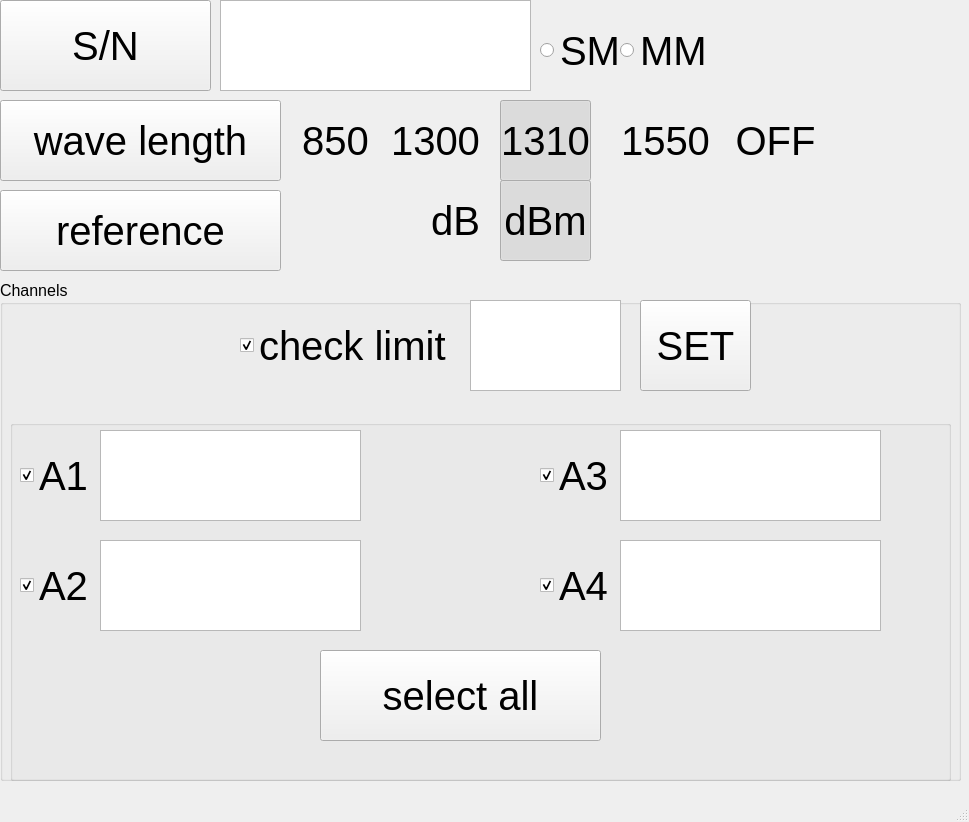
First picture: the form in QTtestapp1/Optocon_Base_View.ui, repository vaclavpfeifer/OptoconApplications, before the edit.
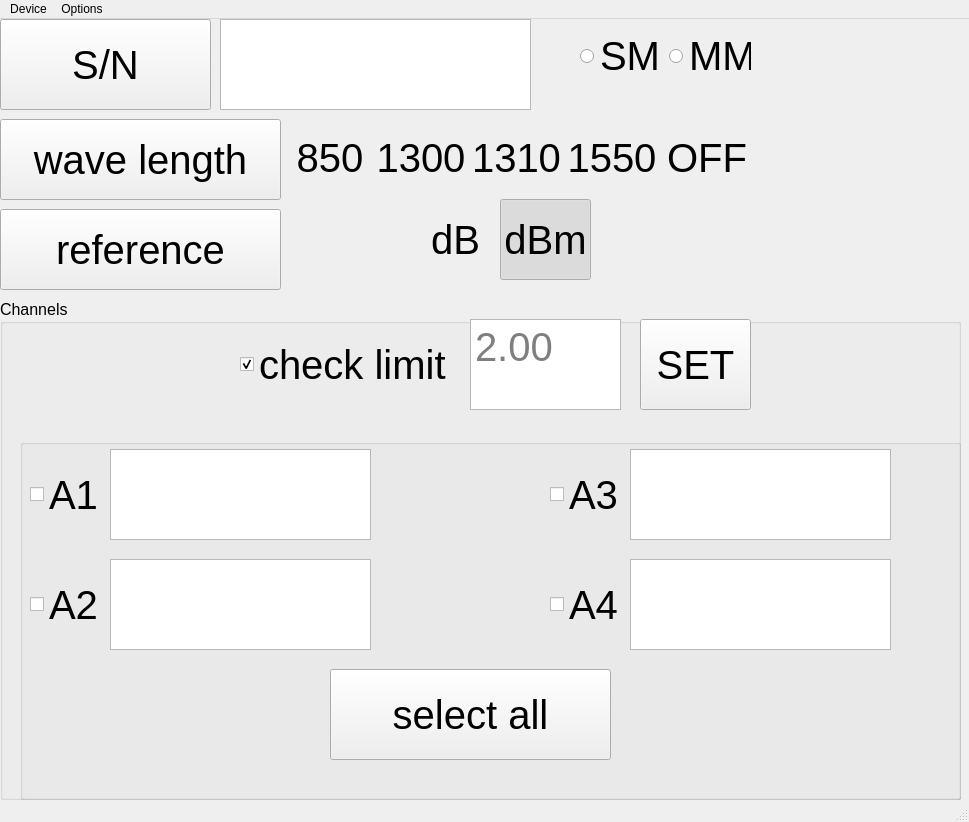
Second picture: the form after the edit.

Patch:
```diff
--- a/QTtestapp1/Optocon_Base_View.ui
+++ b/QTtestapp1/Optocon_Base_View.ui
@@ -16,6 +16,18 @@
     <verstretch>0</verstretch>
    </sizepolicy>
   </property>
+  <property name="minimumSize">
+   <size>
+    <width>969</width>
+    <height>822</height>
+   </size>
+  </property>
+  <property name="maximumSize">
+   <size>
+    <width>969</width>
+    <height>822</height>
+   </size>
+  </property>
   <property name="mouseTracking">
    <bool>false</bool>
   </property>
@@ -44,43 +56,7 @@
      <string>S/N</string>
     </property>
    </widget>
-   <widget class="QRadioButton" name="radioButton">
-    <property name="geometry">
-     <rect>
-      <x>540</x>
-      <y>10</y>
-      <width>81</width>
-      <height>81</height>
-     </rect>
-    </property>
-    <property name="font">
-     <font>
-      <pointsize>30</pointsize>
-     </font>
-    </property>
-    <property name="text">
-     <string>SM</string>
-    </property>
-   </widget>
-   <widget class="QRadioButton" name="radioButton_2">
-    <property name="geometry">
-     <rect>
-      <x>620</x>
-      <y>10</y>
-      <width>91</width>
-      <height>81</height>
-     </rect>
-    </property>
-    <property name="font">
-     <font>
-      <pointsize>30</pointsize>
-     </font>
-    </property>
-    <property name="text">
-     <string>MM</string>
-    </property>
-   </widget>
-   <widget class="QTextEdit" name="textEdit">
+   <widget class="QPlainTextEdit" name="plainTextEdit">
     <property name="geometry">
      <rect>
       <x>220</x>
@@ -108,30 +84,6 @@
      <string>wave length</string>
     </property>
    </widget>
-   <widget class="QPushButton" name="pushButton_3">
-    <property name="geometry">
-     <rect>
-      <x>290</x>
-      <y>100</y>
-      <width>91</width>
-      <height>81</height>
-     </rect>
-    </property>
-    <property name="font">
-     <font>
-      <pointsize>30</pointsize>
-     </font>
-    </property>
-    <property name="text">
-     <string>850</string>
-    </property>
-    <property name="checkable">
-     <bool>true</bool>
-    </property>
-    <property name="flat">
-     <bool>true</bool>
-    </property>
-   </widget>
    <widget class="QGroupBox" name="groupBox">
     <property name="geometry">
      <rect>
@@ -141,12 +93,6 @@
       <height>501</height>
      </rect>
     </property>
-    <property name="sizePolicy">
-     <sizepolicy hsizetype="Fixed" vsizetype="Fixed">
-      <horstretch>0</horstretch>
-      <verstretch>0</verstretch>
-     </sizepolicy>
-    </property>
     <property name="font">
      <font>
       <pointsize>12</pointsize>
@@ -164,6 +110,17 @@
        <height>91</height>
       </rect>
      </property>
+     <property name="font">
+      <font>
+       <pointsize>30</pointsize>
+      </font>
+     </property>
+     <property name="readOnly">
+      <bool>true</bool>
+     </property>
+     <property name="placeholderText">
+      <string>2.00</string>
+     </property>
     </widget>
     <widget class="QCheckBox" name="checkBox">
      <property name="geometry">
@@ -210,7 +167,7 @@
     <widget class="QGroupBox" name="groupBox_2">
      <property name="geometry">
       <rect>
-       <x>10</x>
+       <x>20</x>
        <y>140</y>
        <width>941</width>
        <height>361</height>
@@ -237,7 +194,7 @@
        <string>A1</string>
       </property>
       <property name="checked">
-       <bool>true</bool>
+       <bool>false</bool>
       </property>
       <property name="tristate">
        <bool>false</bool>
@@ -252,6 +209,9 @@
         <height>91</height>
        </rect>
       </property>
+      <property name="readOnly">
+       <bool>true</bool>
+      </property>
      </widget>
      <widget class="QTextEdit" name="textEdit_4">
       <property name="geometry">
@@ -262,6 +222,9 @@
         <height>91</height>
        </rect>
       </property>
+      <property name="readOnly">
+       <bool>true</bool>
+      </property>
      </widget>
      <widget class="QCheckBox" name="checkBox_3">
       <property name="geometry">
@@ -281,7 +244,7 @@
        <string>A2</string>
       </property>
       <property name="checked">
-       <bool>true</bool>
+       <bool>false</bool>
       </property>
       <property name="tristate">
        <bool>false</bool>
@@ -296,6 +259,9 @@
         <height>91</height>
        </rect>
       </property>
+      <property name="readOnly">
+       <bool>true</bool>
+      </property>
      </widget>
      <widget class="QCheckBox" name="checkBox_4">
       <property name="geometry">
@@ -315,7 +281,7 @@
        <string>A3</string>
       </property>
       <property name="checked">
-       <bool>true</bool>
+       <bool>false</bool>
       </property>
       <property name="tristate">
        <bool>false</bool>
@@ -330,6 +296,9 @@
         <height>91</height>
        </rect>
       </property>
+      <property name="readOnly">
+       <bool>true</bool>
+      </property>
      </widget>
      <widget class="QCheckBox" name="checkBox_5">
       <property name="geometry">
@@ -349,7 +318,7 @@
        <string>A4</string>
       </property>
       <property name="checked">
-       <bool>true</bool>
+       <bool>false</bool>
       </property>
       <property name="tristate">
        <bool>false</bool>
@@ -372,6 +341,12 @@
       <property name="text">
        <string>select all</string>
       </property>
+      <property name="checkable">
+       <bool>true</bool>
+      </property>
+      <property name="checked">
+       <bool>false</bool>
+      </property>
      </widget>
     </widget>
    </widget>
@@ -393,106 +368,7 @@
      <string>reference</string>
     </property>
    </widget>
-   <widget class="QPushButton" name="pushButton_5">
-    <property name="geometry">
-     <rect>
-      <x>390</x>
-      <y>100</y>
-      <width>91</width>
-      <height>81</height>
-     </rect>
-    </property>
-    <property name="font">
-     <font>
-      <pointsize>30</pointsize>
-     </font>
-    </property>
-    <property name="text">
-     <string>1300</string>
-    </property>
-    <property name="checkable">
-     <bool>true</bool>
-    </property>
-    <property name="flat">
-     <bool>true</bool>
-    </property>
-   </widget>
-   <widget class="QPushButton" name="pushButton_6">
-    <property name="geometry">
-     <rect>
-      <x>500</x>
-      <y>100</y>
-      <width>91</width>
-      <height>81</height>
-     </rect>
-    </property>
-    <property name="font">
-     <font>
-      <pointsize>30</pointsize>
-     </font>
-    </property>
-    <property name="text">
-     <string>1310</string>
-    </property>
-    <property name="checkable">
-     <bool>true</bool>
-    </property>
-    <property name="checked">
-     <bool>true</bool>
-    </property>
-    <property name="flat">
-     <bool>true</bool>
-    </property>
-   </widget>
-   <widget class="QPushButton" name="pushButton_7">
-    <property name="geometry">
-     <rect>
-      <x>620</x>
-      <y>100</y>
-      <width>91</width>
-      <height>81</height>
-     </rect>
-    </property>
-    <property name="font">
-     <font>
-      <pointsize>30</pointsize>
-     </font>
-    </property>
-    <property name="text">
-     <string>1550</string>
-    </property>
-    <property name="checkable">
-     <bool>true</bool>
-    </property>
-    <property name="flat">
-     <bool>true</bool>
-    </property>
-   </widget>
-   <widget class="QPushButton" name="pushButton_8">
-    <property name="geometry">
-     <rect>
-      <x>730</x>
-      <y>100</y>
-      <width>91</width>
-      <height>81</height>
-     </rect>
-    </property>
-    <property name="font">
-     <font>
-      <pointsize>30</pointsize>
-     </font>
-    </property>
-    <property name="text">
-     <string>OFF</string>
-    </property>
-    <property name="checkable">
-     <bool>true</bool>
-    </property>
-    <property name="flat">
-     <bool>true</bool>
-    </property>
-   </widget>
-   <widget class="QPushButton" name="pushButton_9">
+   <widget class="QPushButton" name="PB_dB">
     <property name="geometry">
      <rect>
       <x>410</x>
@@ -543,6 +419,153 @@
      <bool>true</bool>
     </property>
    </widget>
+   <widget class="QWidget" name="">
+    <property name="geometry">
+     <rect>
+      <x>580</x>
+      <y>10</y>
+      <width>171</width>
+      <height>54</height>
+     </rect>
+    </property>
+    <layout class="QHBoxLayout" name="horizontalLayout">
+     <item>
+      <widget class="QRadioButton" name="RB_SM">
+       <property name="font">
+        <font>
+         <pointsize>30</pointsize>
+        </font>
+       </property>
+       <property name="text">
+        <string>SM</string>
+       </property>
+      </widget>
+     </item>
+     <item>
+      <widget class="QRadioButton" name="RB_MM">
+       <property name="font">
+        <font>
+         <pointsize>30</pointsize>
+        </font>
+       </property>
+       <property name="text">
+        <string>MM</string>
+       </property>
+      </widget>
+     </item>
+    </layout>
+   </widget>
+   <widget class="QWidget" name="">
+    <property name="geometry">
+     <rect>
+      <x>290</x>
+      <y>110</y>
+      <width>461</width>
+      <height>58</height>
+     </rect>
+    </property>
+    <layout class="QHBoxLayout" name="horizontalLayout_2">
+     <item>
+      <widget class="QPushButton" name="PB_850">
+       <property name="font">
+        <font>
+         <pointsize>30</pointsize>
+        </font>
+       </property>
+       <property name="text">
+        <string>850</string>
+       </property>
+       <property name="checkable">
+        <bool>true</bool>
+       </property>
+       <property name="flat">
+        <bool>true</bool>
+       </property>
+      </widget>
+     </item>
+     <item>
+      <widget class="QPushButton" name="PB_1300">
+       <property name="font">
+        <font>
+         <pointsize>30</pointsize>
+        </font>
+       </property>
+       <property name="text">
+        <string>1300</string>
+       </property>
+       <property name="checkable">
+        <bool>true</bool>
+       </property>
+       <property name="flat">
+        <bool>true</bool>
+       </property>
+      </widget>
+     </item>
+     <item>
+      <widget class="QPushButton" name="PB_1310">
+       <property name="font">
+        <font>
+         <pointsize>30</pointsize>
+        </font>
+       </property>
+       <property name="text">
+        <string>1310</string>
+       </property>
+       <property name="checkable">
+        <bool>true</bool>
+       </property>
+       <property name="checked">
+        <bool>false</bool>
+       </property>
+       <property name="autoDefault">
+        <bool>false</bool>
+       </property>
+       <property name="flat">
+        <bool>true</bool>
+       </property>
+      </widget>
+     </item>
+     <item>
+      <widget class="QPushButton" name="PB_1550">
+       <property name="font">
+        <font>
+         <pointsize>30</pointsize>
+        </font>
+       </property>
+       <property name="text">
+        <string>1550</string>
+       </property>
+       <property name="checkable">
+        <bool>true</bool>
+       </property>
+       <property name="autoDefault">
+        <bool>true</bool>
+       </property>
+       <property name="flat">
+        <bool>true</bool>
+       </property>
+      </widget>
+     </item>
+     <item>
+      <widget class="QPushButton" name="PB_OFF">
+       <property name="font">
+        <font>
+         <pointsize>30</pointsize>
+        </font>
+       </property>
+       <property name="text">
+        <string>OFF</string>
+       </property>
+       <property name="checkable">
+        <bool>true</bool>
+       </property>
+       <property name="flat">
+        <bool>true</bool>
+       </property>
+      </widget>
+     </item>
+    </layout>
+   </widget>
   </widget>
   <widget class="QMenuBar" name="menubar">
    <property name="geometry">
@@ -553,6 +576,22 @@
      <height>21</height>
     </rect>
    </property>
+   <widget class="QMenu" name="menuDevice">
+    <property name="title">
+     <string>Device</string>
+    </property>
+    <addaction name="actionRefresh_Connection"/>
+    <addaction name="separator"/>
+    <addaction name="actionExit"/>
+   </widget>
+   <widget class="QMenu" name="menuOptions">
+    <property name="title">
+     <string>Options</string>
+    </property>
+    <addaction name="actionSettings"/>
+   </widget>
+   <addaction name="menuDevice"/>
+   <addaction name="menuOptions"/>
   </widget>
   <widget class="QStatusBar" name="statusbar"/>
  </widget>
```
Left out of the diff: 41 changed lines with no effect on the pictures.
